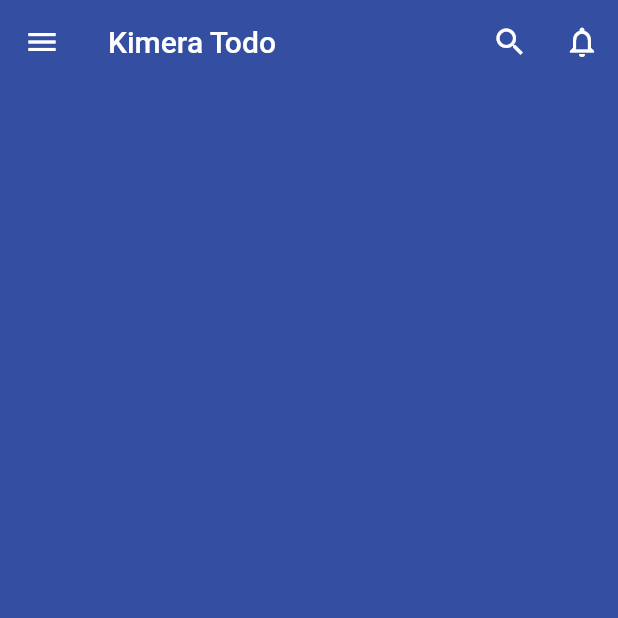
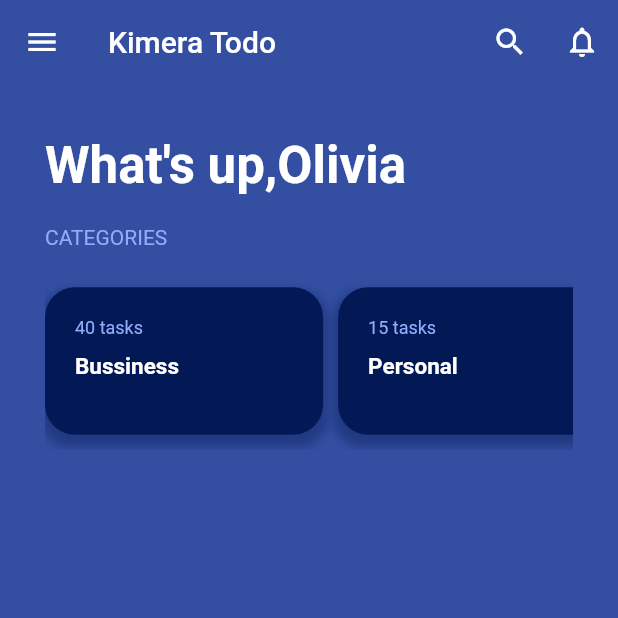
Before and after one commit to keepcodinghard/kimera_todo, a Flutter app: the screen it shows after launch, on a phone screen of 412 x 824 dp, the top half of it. Run offline on Flutter 3.47's test engine with Material 2 defaults, Android fonts, the phone set to English and light mode, and no system bars; our stand-ins replace google_fonts.

Commit message:
Header and Category Section

```diff
--- a/lib/screens/home.dart
+++ b/lib/screens/home.dart
@@ -1,4 +1,6 @@
 import 'package:flutter/material.dart';
+import 'package:flutter/rendering.dart';
+import 'package:kimera_todo/theme/custom_colors.dart';
 import 'package:kimera_todo/widgets/custom_appbar.dart';
 import 'package:kimera_todo/widgets/custom_drawer.dart';
 
@@ -8,8 +10,154 @@ class Home extends StatelessWidget {
   @override
   Widget build(BuildContext context) {
     return Scaffold(
-        appBar: CustomAppBar(title: Text('Kimera Todo')),
-        drawer: CustomDrawer(),
-        backgroundColor: Theme.of(context).backgroundColor);
+      appBar: CustomAppBar(title: Text('Kimera Todo')),
+      drawer: CustomDrawer(),
+      backgroundColor: Theme.of(context).backgroundColor,
+      body: _mainBody(context),
+    );
+  }
+
+  Widget _mainBody(BuildContext context) {
+    return ListView(
+      padding: EdgeInsets.all(30),
+      children: [
+        _buildHeader(context, name: 'Olivia'),
+        _buildCategoryBlock(context),
+        //_buildTodayTasksBlock(context)
+      ],
+    );
+  }
+
+  Widget _buildHeader(BuildContext context, {String name = 'Stranger'}) {
+    TextStyle textStyle = TextStyle(
+        color: Colors.white,
+        fontSize: Theme.of(context).textTheme.headline4!.fontSize,
+        fontFamily: Theme.of(context).textTheme.headline4!.fontFamily,
+        fontWeight: FontWeight.bold);
+
+    final String title = "What's up," + name;
+
+    return Container(
+      margin: EdgeInsets.only(bottom: 10),
+      child: Text(title, style: textStyle),
+    );
+  }
+
+  Widget _buildCategoryBlock(BuildContext context) {
+    Expanded header = _buildHeaderSectionBlock(context, 'CATEGORIES');
+
+    return Container(
+      height: MediaQuery.of(context).size.height * 0.20,
+      margin: EdgeInsets.only(top: 10),
+      child: Column(
+        mainAxisAlignment: MainAxisAlignment.start,
+        children: [
+          header,
+          Expanded(
+              flex: 9,
+              child: Container(
+                margin: EdgeInsets.only(top: 15, bottom: 15),
+                width: double.infinity,
+                child: ListView(
+                  padding: EdgeInsets.zero,
+                  scrollDirection: Axis.horizontal,
+                  children: [
+                    _buildCategoryBox(context, name: 'Bussiness', tasks: 40),
+                    _buildCategoryBox(context, name: 'Personal', tasks: 15),
+                    _buildCategoryBox(context, name: 'Shares', tasks: 12),
+                  ],
+                ),
+              ))
+        ],
+      ),
+    );
+  }
+
+  Expanded _buildHeaderSectionBlock(BuildContext context, String title) {
+    TextStyle textStyle = _getTextHeaderSectionStyle(context);
+
+    Expanded header = Expanded(
+      flex: 1,
+      child: Container(
+        width: double.infinity,
+        child: Text(title, style: textStyle),
+      ),
+    );
+    return header;
+  }
+
+  Widget _buildCategoryBox(BuildContext context,
+      {String name = 'Unknown', int tasks = 0}) {
+    List<BoxShadow> boxsShadow = [
+      BoxShadow(
+        color: CustomColors.secundary_background.withOpacity(0.4),
+        spreadRadius: 3,
+        blurRadius: 5,
+        offset: Offset(0, 5),
+      ),
+    ];
+
+    BoxDecoration boxDecoration = BoxDecoration(
+        borderRadius: BorderRadius.all(Radius.circular(20.0)),
+        color: CustomColors.secundary_background,
+        boxShadow: boxsShadow);
+
+    TextStyle tasksStyle =
+        TextStyle(color: CustomColors.category_quantity_task, fontSize: 12);
+
+    TextStyle categoryStyle = TextStyle(
+        color: CustomColors.primary_text,
+        fontSize: 15,
+        fontWeight: FontWeight.values[5]);
+
+    return Container(
+        padding: EdgeInsets.all(20),
+        margin: EdgeInsets.only(top: 10, bottom: 10, right: 10),
+        width: MediaQuery.of(context).size.width * 0.45,
+        alignment: AlignmentDirectional.centerStart,
+        height: 100,
+        decoration: boxDecoration,
+        child: Column(children: [
+          Container(
+              width: double.infinity,
+              margin: EdgeInsets.only(bottom: 10),
+              child: Text(
+                tasks.toString() + ' tasks',
+                style: tasksStyle,
+              )),
+          Container(
+              width: double.infinity, child: Text(name, style: categoryStyle))
+        ]));
+  }
+
+  // Widget _buildTodayTasksBlock(BuildContext context) {
+  //   Expanded header = _buildHeaderSectionBlock(context, 'TODAY\'S TASKS');
+  //   return Container(
+  //     height: MediaQuery.of(context).size.height * 0.55,
+  //     color: Colors.lightBlue,
+  //     margin: EdgeInsets.only(top: 10),
+  //     child: Column(
+  //       mainAxisAlignment: MainAxisAlignment.start,
+  //       children: [
+  //         header,
+  //         Expanded(
+  //           flex: 9,
+  //           child: Container(
+  //             color: Colors.green,
+  //             padding: EdgeInsets.only(top: 10, bottom: 10),
+  //           ),
+  //         )
+  //       ],
+  //     ),
+  //   );
+  // }
+
+  TextStyle _getTextHeaderSectionStyle(BuildContext context) {
+    TextStyle textStyle = TextStyle(
+        color: CustomColors.category_section_header,
+        fontSize: Theme.of(context).textTheme.bodyText1!.fontSize,
+        fontFamily: Theme.of(context).textTheme.headline6!.fontFamily,
+        fontWeight: FontWeight.normal);
+    return textStyle;
   }
 }
```
